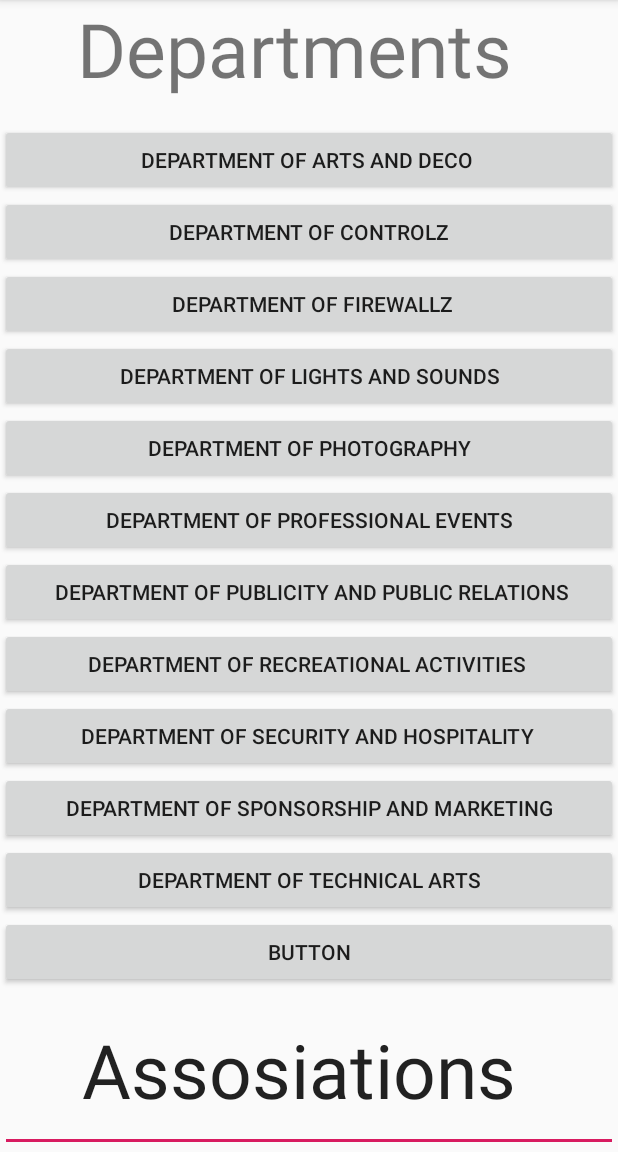
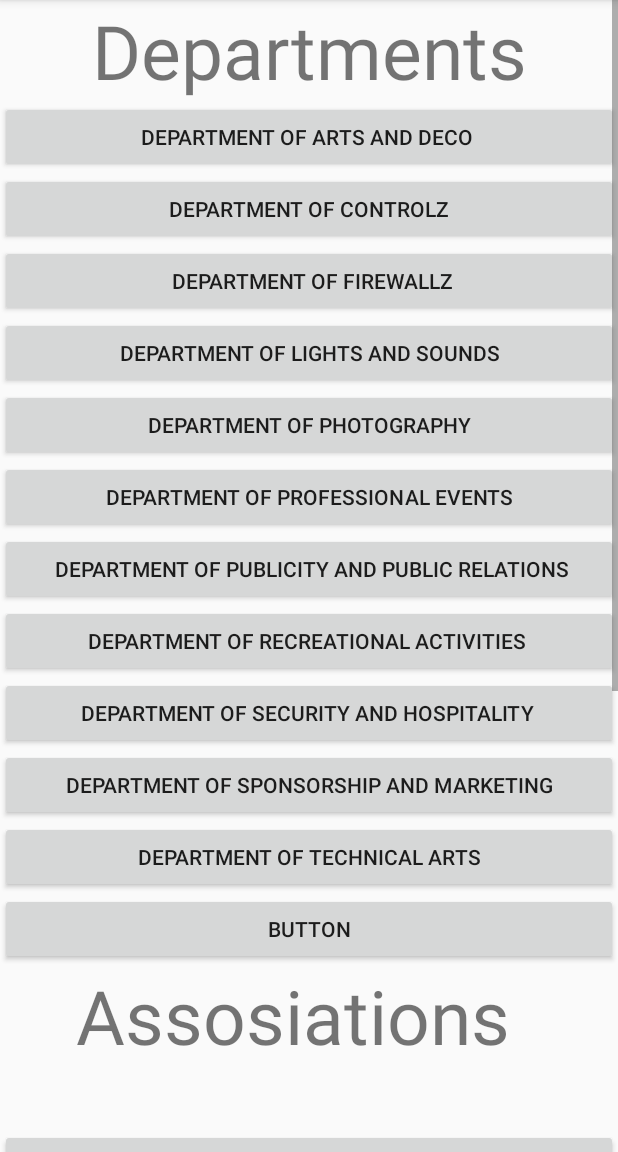
Before and after one commit to CodeMonk263/BPHCApp, an Android app: the Deps screen opened directly, with no data from a screen before it, on a phone screen of 412 x 824 dp, the part 84-1236 px from its top. Run offline under Robolectric (Android 15) with nearby library versions, the phone set to English and light mode, and no system bars; Roboto replaces fonts that are not available here.

Commit message:
minor change

```diff
--- a/app/src/main/res/layout/activity_deps.xml
+++ b/app/src/main/res/layout/activity_deps.xml
@@ -15,12 +15,13 @@
             android:layout_height="wrap_content"
             android:orientation="vertical">
 
+
             <TextView
-                android:id="@+id/textView29"
-                android:layout_width="370dp"
-                android:layout_height="84dp"
-                android:layout_marginStart="11dp"
-                android:layout_marginTop="46dp"
+                android:id="@+id/editText4"
+                android:layout_width="match_parent"
+                android:layout_height="wrap_content"
+                android:ems="10"
+                android:inputType="textPersonName"
                 android:text="Departments"
                 android:textAlignment="center"
                 android:textSize="50sp" />
@@ -97,7 +98,7 @@
                 android:layout_height="wrap_content"
                 android:text="Button" />
 
-            <EditText
+            <TextView
                 android:id="@+id/editText3"
                 android:layout_width="match_parent"
                 android:layout_height="109dp"
```
